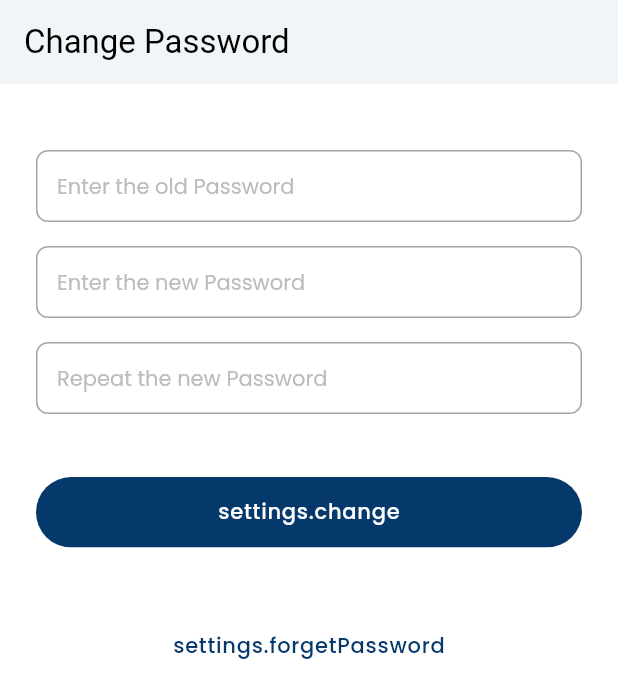
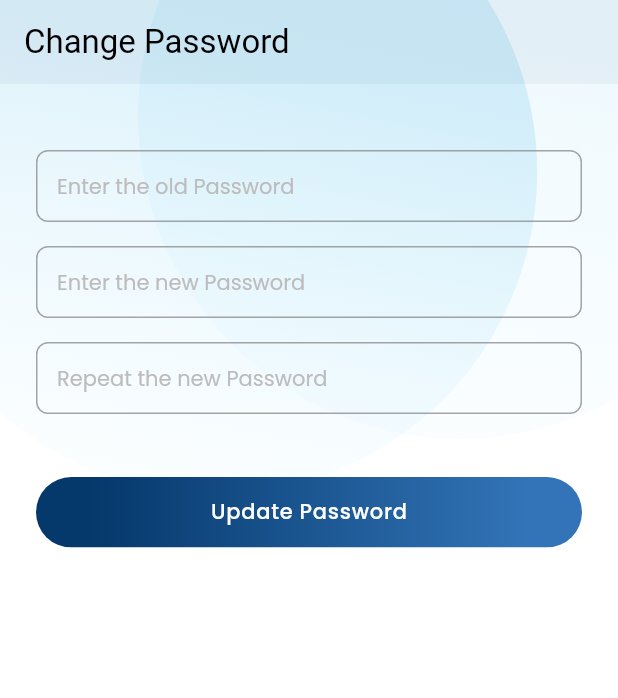
Before and after one commit to NACASKYGH/quick_ride_user_mobile_app, a Flutter app: the ChangePassword screen opened by its route, on a phone screen of 412 x 824 dp. Shown: the top 698 px of the screen. Run offline on Flutter 3.47's test engine with Material 3 defaults, Android fonts, the phone set to English and light mode, and no system bars; drawn by our look-alikes of overlay_support; our stand-ins replace cached_network_image, dio, easy_localization, flex_color_scheme, flutter_map, flutter_native_splash and 15 more; missing offline and left inert: date_picker_plus, flutter_map_location_marker, flutter_platform_alert, phone_numbers_parser, random_avatar, timeline_tile_plus; accounts and stored records are empty; generated files the repository leaves out were written again.

Commit message:
Change password

```diff
--- a/lib/presentation/screens/_profile/change_password.dart
+++ b/lib/presentation/screens/_profile/change_password.dart
@@ -1,10 +1,14 @@
 import 'package:gap/gap.dart';
 import '../../widget/app_button.dart';
 import 'package:flutter/material.dart';
+import 'package:provider/provider.dart';
 import '../../widget/app_text_field.dart';
 import '../../../../utils/app_colors.dart';
+import 'package:overlay_support/overlay_support.dart';
 import 'package:quick_ride_user/utils/extensions.dart';
 import 'package:easy_localization/easy_localization.dart';
+import 'package:quick_ride_user/presentation/widget/base_screen.dart';
+import 'package:quick_ride_user/presentation/notifiers/auth_notifier.dart';
 
 class ChangePassword extends StatefulWidget {
   const ChangePassword({super.key});
@@ -21,17 +25,25 @@ class _ChangePasswordState extends State<ChangePassword> {
   final TextEditingController _repeatPasswordController =
       TextEditingController();
 
+  bool isLoading = false;
+
   @override
   Widget build(BuildContext context) {
+    final authNotifier = context.watch<AuthNotifier>();
+
     return Scaffold(
+      extendBodyBehindAppBar: true,
       appBar: AppBar(
         elevation: 1,
         centerTitle: false,
+        backgroundColor: Colors.transparent,
+        scrolledUnderElevation: 0,
         title: Text(
           'settings.changePass'.tr(),
         ),
       ),
-      body: SafeArea(
+      body: BaseScreen(
+        safeArea: SafeArea(
           child: SingleChildScrollView(
             padding: const EdgeInsets.symmetric(horizontal: 24, vertical: 12),
             child: Form(
@@ -51,7 +63,7 @@ class _ChangePasswordState extends State<ChangePassword> {
                         return 'settings.fieldIsRequired'.tr();
                       }
                       if (value.length < 2) {
-                      return 'First Name is too short!';
+                        return 'Password is too short!';
                       }
                       return null;
                     },
@@ -61,6 +73,7 @@ class _ChangePasswordState extends State<ChangePassword> {
                     hintText: 'settings.newPassword'.tr(),
                     controller: _newPasswordController,
                     keyboardType: TextInputType.text,
+                    obscureText: true,
                     borderColor: AppColors.grey.withValues(alpha: .7),
                     textColor: context.colors.primary,
                     validator: (value) {
@@ -68,7 +81,7 @@ class _ChangePasswordState extends State<ChangePassword> {
                         return 'settings.fieldIsRequired'.tr();
                       }
                       if (value.length < 2) {
-                      return 'Last Name is too short!';
+                        return 'Password is too short!';
                       }
                       return null;
                     },
@@ -83,28 +96,40 @@ class _ChangePasswordState extends State<ChangePassword> {
                     textColor: context.colors.primary,
                     validator: (value) {
                       if (value == null || value.isEmpty) {
-                      return 'settings.fieldIsRequired'.tr();
+                        return 'Password is required';
                       }
-                    if (value.length < 2) {
-                      return 'Last Name is too short!';
+                      if (value != _newPasswordController.text) {
+                        return 'Password do no match';
                       }
+
                       return null;
                     },
                   ),
                   const Gap(42),
                   AppButton(
-                  title: 'settings.change',
-                  onTap: () {
+                    title: 'Update Password',
+                    isGradient: true,
+                    isLoading: isLoading,
+                    onTap: () async {
                       if (!_formKey.currentState!.validate()) return;
+                      setState(() => isLoading = true);
+
+                      try {
+                        bool resp = await authNotifier.updatePassword(
+                          oldPass: _oldPasswordController.text,
+                          newPass: _newPasswordController.text,
+                        );
+                        if (resp) {
+                          toast('Password has been updated successfully');
+                        }
+                      } catch (e) {
+                        toast(e.toString());
+                      }
+                      setState(() => isLoading = false);
                     },
                   ),
-                const Gap(42),
-                AppButton(
-                  title: 'settings.forgetPassword',
-                  isNegative: true,
-                  onTap: () {},
+                ],
               ),
-              ],
             ),
           ),
         ),
--- a/lib/repository/repository.dart
+++ b/lib/repository/repository.dart
@@ -39,4 +39,8 @@ abstract class Repository {
     required String gender,
     required String date,
   });
+  Future<bool> changePass({
+    required String oldPass,
+    required String newPass,
+  });
 }
```
Also changed, not shown: lib/presentation/notifiers/auth_notifier.dart (+14 -0 lines), lib/repository/repository_impl.dart (+36 -0 lines). Lines whose indentation alone changed are shown as unchanged.
